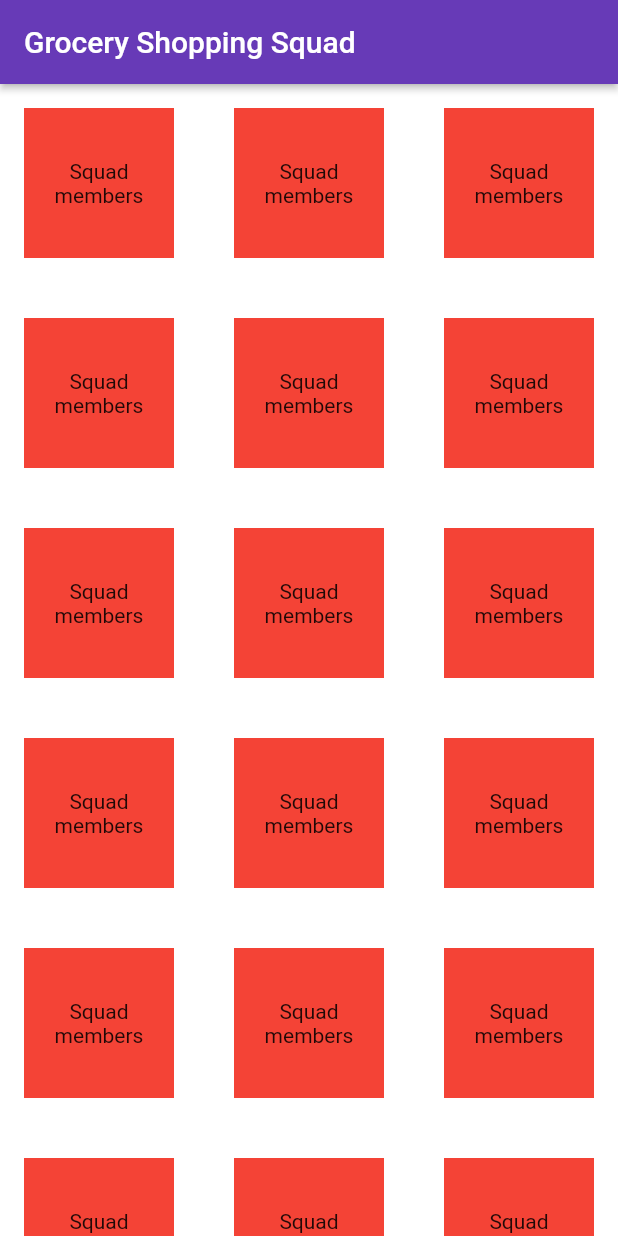
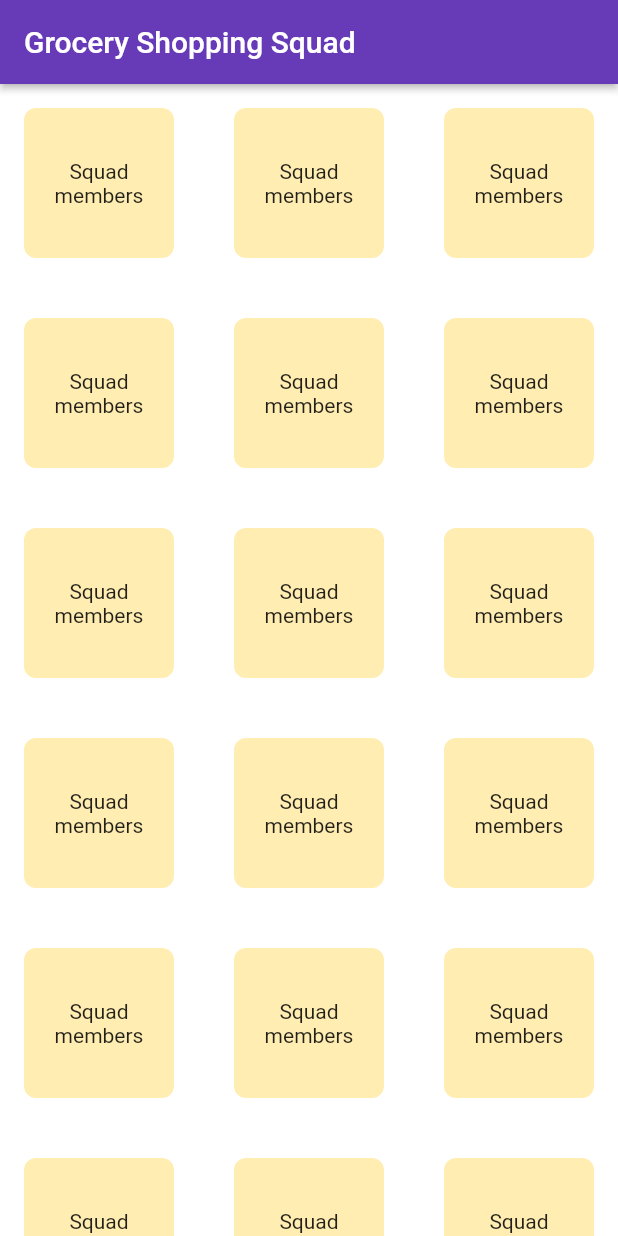
Before and after one commit to ratzr15/flutter-sample, a Flutter app: the screen it shows after launch, on a phone screen of 412 x 824 dp. Run offline on Flutter 3.47's test engine with Material 2 defaults, Android fonts, the light colour scheme and no system bars; our stand-ins replace equatable.

Commit message:
update: box decorations for radius

```diff
--- a/lib/common/constants/ui_constant.dart
+++ b/lib/common/constants/ui_constant.dart
@@ -3,6 +3,7 @@ import 'package:flutter/material.dart';
 class Dimens {
   static const double small = 16;
 }
+
 class DesignColor {
-  static const Color background = Color(0x1A1A1C);
+  static const Color background = Color(0xFFFFEDB2);
 }
--- a/lib/squad_board/presentation/widgets/dashboard_grid_widget.dart
+++ b/lib/squad_board/presentation/widgets/dashboard_grid_widget.dart
@@ -16,7 +16,11 @@ class DashboardGridWidget extends StatelessWidget {
     return Padding(
         padding: const EdgeInsets.all(Dimens.small),
         child: Container(
-            color: Colors.red,
-            child: new Center(child: new Text(_displayModel.title, textAlign: TextAlign.center,))));
+            decoration: BoxDecoration(
+                borderRadius: BorderRadius.circular(8.0),
+                color: DesignColor.background),
+            child: new Center(
+                child: new Text(_displayModel.title,
+                    textAlign: TextAlign.center))));
   }
 }
```
Also changed, not shown: pubspec.lock, 3 other files.
